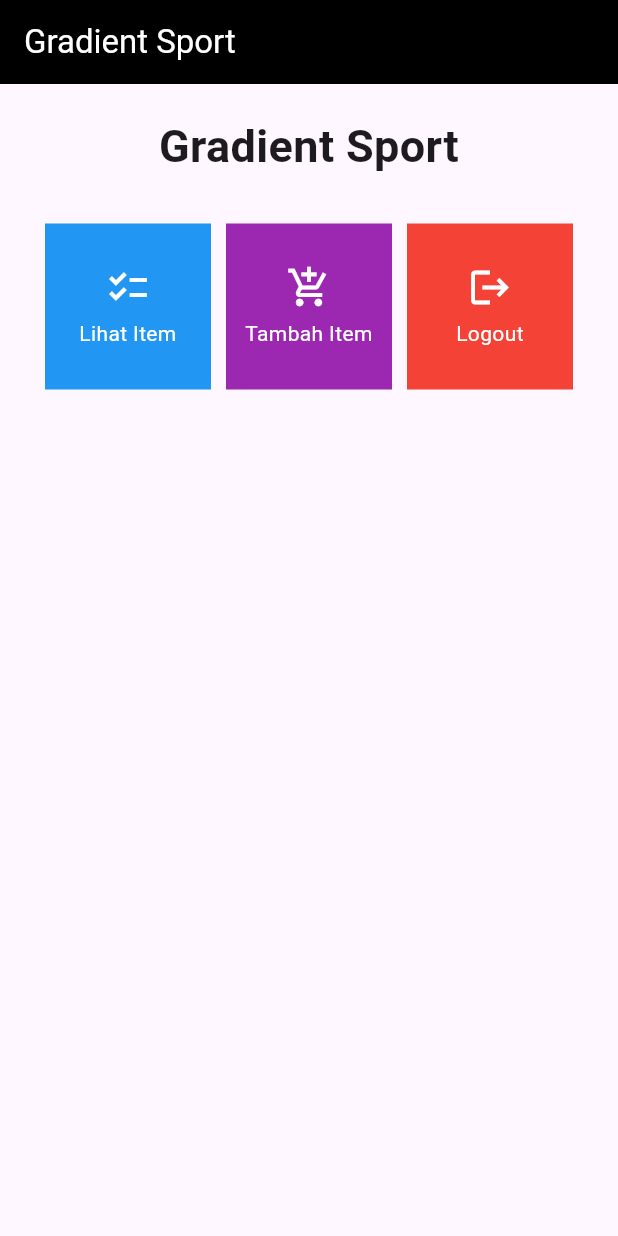
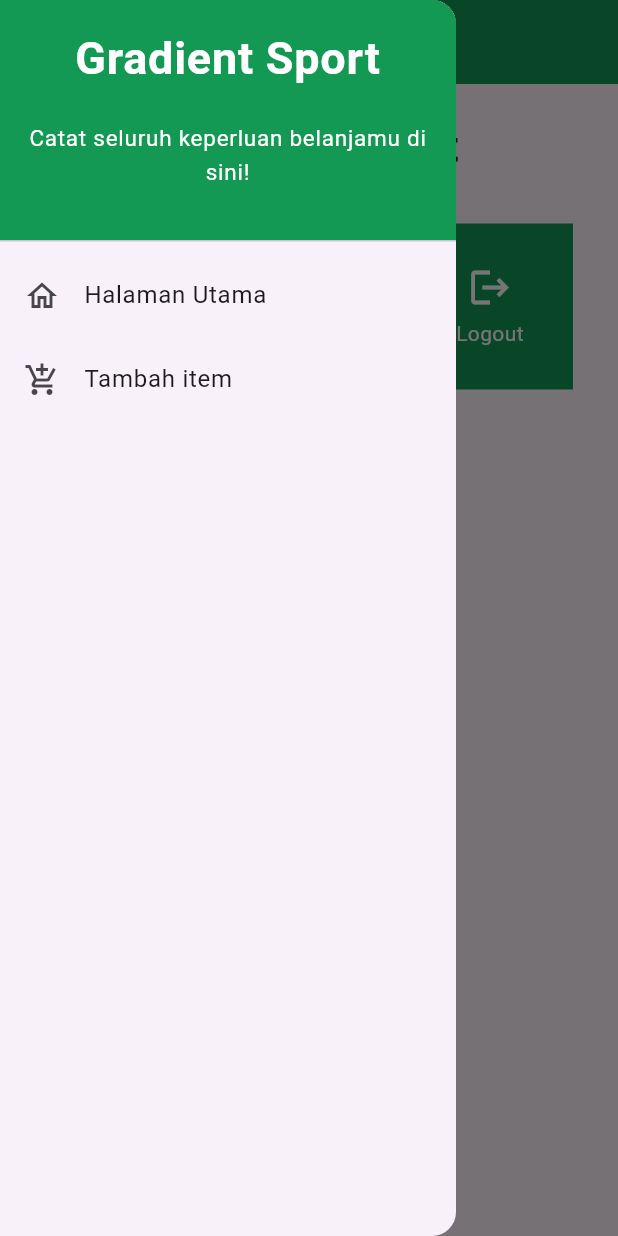
Before and after one commit to gilangp03/gradient-sport, a Flutter app: the screen it shows after launch, with the side drawer open (before the commit the screen has no drawer), on a phone screen of 412 x 824 dp. Run offline on Flutter 3.47's test engine with Material 2 defaults, Android fonts, the phone set to English and light mode, and no system bars.

Commit message:
Selesai tugas 8

```diff
--- a/lib/screen/home_page.dart
+++ b/lib/screen/home_page.dart
@@ -1,23 +1,25 @@
 import 'package:flutter/material.dart';
-
+import 'package:gradient_sport/widgets/left_drawer.dart';
+import 'package:gradient_sport/screen/shoplist_form.dart';
 class HomePage extends StatelessWidget {
   HomePage({super.key});
 
 final List<ShopItem> items = [
-    ShopItem("Lihat Item", Icons.checklist, Colors.blue),
-    ShopItem("Tambah Item", Icons.add_shopping_cart, Colors.purple),
-    ShopItem("Logout", Icons.logout, Colors.red),
+    ShopItem("Lihat Item", Icons.checklist, Color.fromRGBO(228, 49, 43,1)),
+    ShopItem("Tambah Item", Icons.add_shopping_cart, Colors.black),
+    ShopItem("Logout", Icons.logout, Color.fromRGBO(20,153,84,1)),
 ];
 
   @override
   Widget build(BuildContext context) {
     return Scaffold(
       appBar: AppBar(
-        backgroundColor: Colors.black,
+        backgroundColor: Color.fromRGBO(20,153,84,1),
         title: const Text(
           'Gradient Sport', style: TextStyle(color: Colors.white),
         ),
       ),
+      drawer: const LeftDrawer(),
       body: SingleChildScrollView(
         // Widget wrapper yang dapat discroll
         child: Padding(
@@ -83,7 +85,16 @@ class ShopCard extends StatelessWidget {
             ..hideCurrentSnackBar()
             ..showSnackBar(SnackBar(
                 content: Text("Kamu telah menekan tombol ${item.name}!")));
+                if (item.name == "Tambah Item") {
+      // TODO: Gunakan Navigator.push untuk melakukan navigasi ke MaterialPageRoute yang mencakup ShopFormPage.
+          Navigator.push(
+            context,
+            MaterialPageRoute(
+              builder: (context) => const ShopFormPage(),
+            ));
+          }
         },
+
         child: Container(
           // Container untuk menyimpan Icon dan Text
           padding: const EdgeInsets.all(8),
--- /dev/null
+++ b/lib/widgets/left_drawer.dart
@@ -0,0 +1,74 @@
+import 'package:flutter/material.dart';
+import 'package:gradient_sport/screen/home_page.dart';
+import 'package:gradient_sport/screen/shoplist_form.dart';
+
+class LeftDrawer extends StatelessWidget {
+  const LeftDrawer({super.key});
+
+  @override
+  Widget build(BuildContext context) {
+    return Drawer(
+      child: ListView(
+        children: [
+          const DrawerHeader(
+  decoration: BoxDecoration(
+    color: Color.fromRGBO(20,153,84,1),
+  ),
+  child: Column(
+    children: [
+      Text(
+        'Gradient Sport',
+        textAlign: TextAlign.center,
+        style: TextStyle(
+          fontSize: 30,
+          fontWeight: FontWeight.bold,
+          color: Colors.white,
+        ),
+      ),
+      Padding(padding: EdgeInsets.all(10)),
+      Text("Catat seluruh keperluan belanjamu di sini!",
+      textAlign: TextAlign.center,
+      style: TextStyle(
+        fontSize: 15,
+        color: Colors.white,
+        fontWeight: FontWeight.normal,
+      ),
+          // TODO: Tambahkan gaya teks dengan center alignment, font ukuran 15, warna putih, dan weight biasa
+          ),
+    ],
+  ),
+),
+          // TODO: Bagian routing
+          ListTile(
+  leading: const Icon(Icons.home_outlined),
+  title: const Text('Halaman Utama'),
+  // Bagian redirection ke MyHomePage
+  onTap: () {
+    Navigator.pushReplacement(
+        context,
+        MaterialPageRoute(
+          builder: (context) => HomePage(),
+        ));
+  },
+),
+ListTile(
+  leading: const Icon(Icons.add_shopping_cart),
+  title: const Text('Tambah item'),
+  // Bagian redirection ke ShopFormPage
+  onTap: () {
+    /*
+    TODO: Buatlah routing ke ShopFormPage di sini,
+    setelah halaman ShopFormPage sudah dibuat.
+    */
+    Navigator.push(
+        context,
+        MaterialPageRoute(
+          builder: (context) => const ShopFormPage(),
+        ));
+  },
+),
+        ],
+      ),
+    );
+  }
+}
```
Also changed, not shown: lib/screen/shoplist_form.dart (added, +163 -0 lines).
